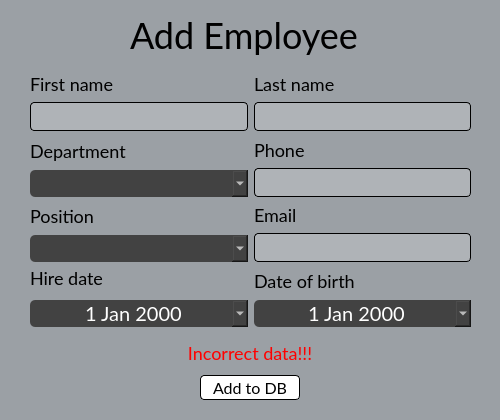
The window that PhoneManagerGUI/ui/insertemployeedialog.ui (tarashunchak/PhoneCompanyManager) describes before a commit, drawn with Qt 5.
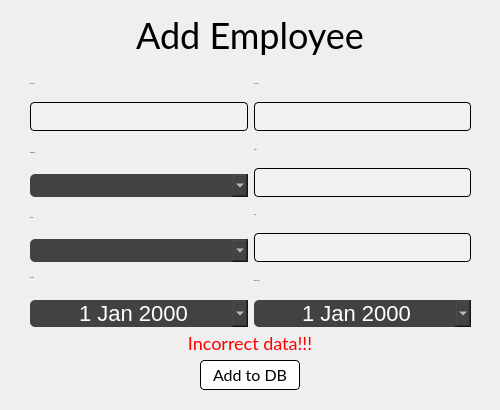
The same window after the commit.

Patch:
```diff
--- a/PhoneManagerGUI/ui/insertemployeedialog.ui
+++ b/PhoneManagerGUI/ui/insertemployeedialog.ui
@@ -7,24 +7,31 @@
     <x>0</x>
     <y>0</y>
     <width>500</width>
-    <height>420</height>
+    <height>410</height>
    </rect>
   </property>
   <property name="windowTitle">
    <string>Form</string>
   </property>
   <property name="styleSheet">
-   <string notr="true">background-color:rgb(155,160, 165);
-font-family:Lato, Arial, Consolas;
+   <string notr="true">QWidget{
+background-color:rgb(155,160, 165);
+border:none;
+}
+QLabel{
 color:black;
-font-size:18px;</string>
+font-family:Lato, Arial, Consolas;
+font-size:18px;
+border:none;
+background-color:transparent;
+};</string>
   </property>
   <widget class="QLabel" name="header_label">
    <property name="geometry">
     <rect>
-     <x>130</x>
+     <x>0</x>
      <y>10</y>
-     <width>240</width>
+     <width>500</width>
      <height>50</height>
     </rect>
    </property>
@@ -41,20 +48,24 @@
    <property name="text">
     <string>Add Employee</string>
    </property>
+   <property name="alignment">
+    <set>Qt::AlignmentFlag::AlignCenter</set>
+   </property>
   </widget>
   <widget class="QPushButton" name="confirm_addition">
    <property name="geometry">
     <rect>
      <x>200</x>
-     <y>375</y>
+     <y>360</y>
      <width>100</width>
-     <height>25</height>
+     <height>30</height>
     </rect>
    </property>
    <property name="styleSheet">
     <string notr="true">QPushButton{
 color:black;
 background-color:white;
+font-family:Lato, Arial, Consolas;
 border:1px solid black;
 border-radius:4px;
 font-size:16px;
@@ -71,7 +82,7 @@
    <property name="geometry">
     <rect>
      <x>0</x>
-     <y>340</y>
+     <y>330</y>
      <width>500</width>
      <height>25</height>
     </rect>
@@ -195,7 +206,7 @@
         <property name="styleSheet">
          <string notr="true">background-color:#424242;
 border:none;
-font-size:20px;
+font-size:18px;
 color:white;
 padding-left:6px;
 border-radius:5px;</string>
@@ -266,7 +277,7 @@
         <property name="styleSheet">
          <string notr="true">background-color:#424242;
 border:none;
-font-size:20px;
+font-size:18px;
 color:white;
 padding-left:6px;
 border-radius:5px;</string>
@@ -340,7 +351,7 @@
         <property name="styleSheet">
          <string notr="true">background-color:#424242;
 border:none;
-font-size:20px;
+font-size:22px;
 color:white;
 padding-left:6px;
 border-radius:5px;</string>
@@ -375,7 +386,7 @@
         <property name="styleSheet">
          <string notr="true">background-color:#424242;
 border:none;
-font-size:20px;
+font-size:22px;
 color:white;
 padding-left:6px;
 border-radius:5px;</string>
```
